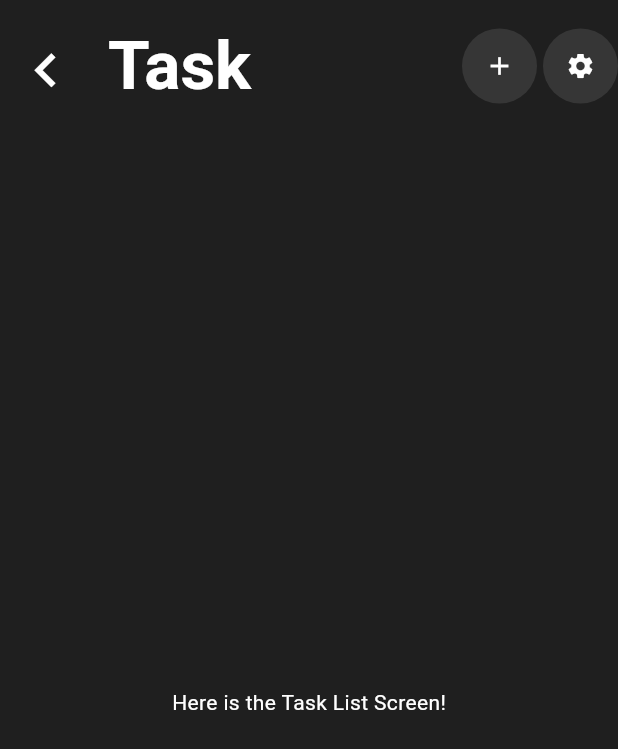
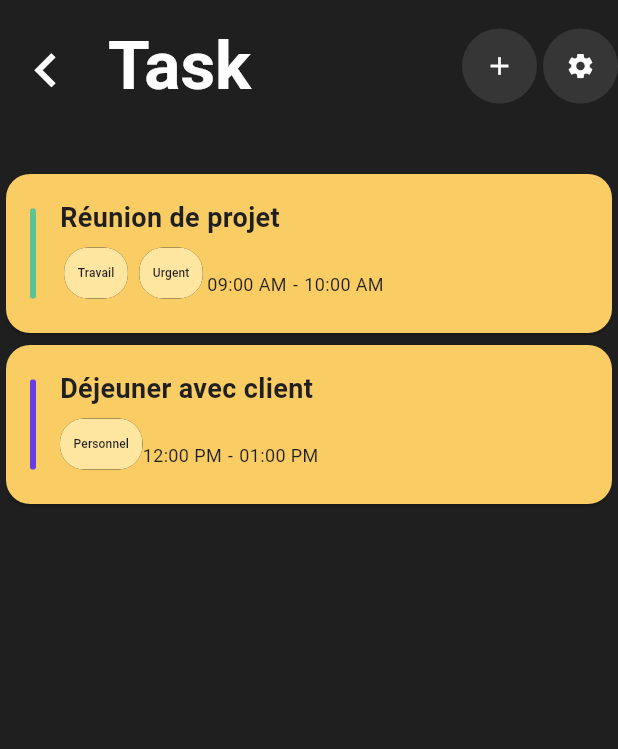
Before and after one commit to davidmottet/taskflow, a Flutter app: the TaskListScreen screen opened by its route, on a phone screen of 412 x 824 dp. Shown: the top 749 px of the screen. Run offline on Flutter 3.47's test engine with Material 3 defaults, Android fonts, the phone set to English and light mode, and no system bars; generated files the repository leaves out were written again.

Commit message:
Add task data representation in TaskListScreen</message>
<message>
- Introduced a sample task data structure in TaskListScreen to display tasks dynamically.
- Replaced the static text with a ListView.builder that utilizes the CardTask widget for rendering each task.
- This enhancement aims to improve the user interface by providing a functional task list display.

```diff
--- a/lib/src/task_list_feature/task_list_screen.dart
+++ b/lib/src/task_list_feature/task_list_screen.dart
@@ -1,4 +1,6 @@
 import 'package:flutter/material.dart';
+import 'package:taskflow/src/config/theme.dart';
+import 'package:taskflow/src/ui/card_task_ui.dart';
 import 'package:taskflow/src/ui/sub_page_app_bar.dart';
 
 class TaskListScreen extends StatelessWidget {
@@ -8,6 +10,27 @@ class TaskListScreen extends StatelessWidget {
 
   @override
   Widget build(BuildContext context) {
+    // Exemple de données
+    final tasks = [
+      {
+        'color': Theme.of(context).customOrange,
+        'title': 'Réunion de projet',
+        'categories': ['Travail', 'Urgent'],
+        'startTime': '09:00 AM',
+        'endTime': '10:00 AM',
+        'lineColor': Theme.of(context).customGreen,
+      },
+      {
+        'color': Theme.of(context).customOrange,
+        'title': 'Déjeuner avec client',
+        'categories': ['Personnel'],
+        'startTime': '12:00 PM',
+        'endTime': '01:00 PM',
+        'lineColor': Theme.of(context).customViolet,
+      },
+      // Ajoutez d'autres tâches ici
+    ];
+
     return Scaffold(
       appBar: SubPageAppBar(
         pageTitle: "Task",
@@ -15,8 +38,19 @@ class TaskListScreen extends StatelessWidget {
           // Action à exécuter lorsque l'icône "+" est pressée
         }
       ),
-      body: const Center(
-        child: Text('Here is the Task List Screen!'),
+      body: ListView.builder(
+        itemCount: tasks.length, // Remplacez par le nombre d'éléments que vous avez
+        itemBuilder: (context, index) {
+          final task = tasks[index];
+          return CardTask(
+            color: task['color'] as Color,
+            lineColor: task['lineColor'] as Color,
+            title: task['title'] as String,
+            categories: task['categories'] as List<String>,
+            startTime: task['startTime'] as String,
+            endTime: task['endTime'] as String
+          );
+        }
       ),
     );
   }
```
